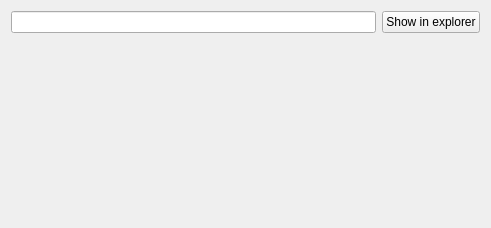
Old version of the form src/app/preferences/pages/gt_collectionsdirectoriestab.ui in the repository dlr-gtlab/gtlab-core.
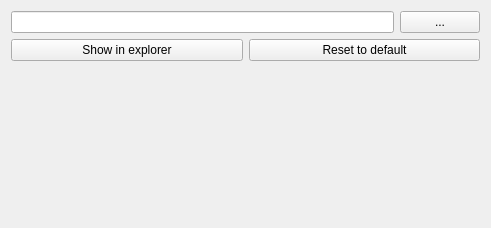
New version of the form.

Commit message: Improve preference pane, still own tab

```diff
--- a/src/app/preferences/pages/gt_collectionsdirectoriestab.ui
+++ b/src/app/preferences/pages/gt_collectionsdirectoriestab.ui
@@ -41,12 +41,33 @@
         </widget>
        </item>
        <item>
+        <widget class="QPushButton" name="btnCollectionsDirPathSelect">
+         <property name="text">
+          <string>...</string>
+         </property>
+        </widget>
+       </item>
+      </layout>
+     </item>
+     <item>
+      <layout class="QHBoxLayout" name="horizontalLayout_2">
+       <property name="bottomMargin">
+        <number>0</number>
+       </property>
+       <item>
         <widget class="QPushButton" name="btnCollectionsDirShowInExplorer">
          <property name="text">
           <string>Show in explorer</string>
          </property>
         </widget>
        </item>
+       <item>
+        <widget class="QPushButton" name="btnCollectionsDirPathReset">
+         <property name="text">
+          <string>Reset to default</string>
+         </property>
+        </widget>
+       </item>
       </layout>
      </item>
      <item>
```
The commit also changes 7 other files.
